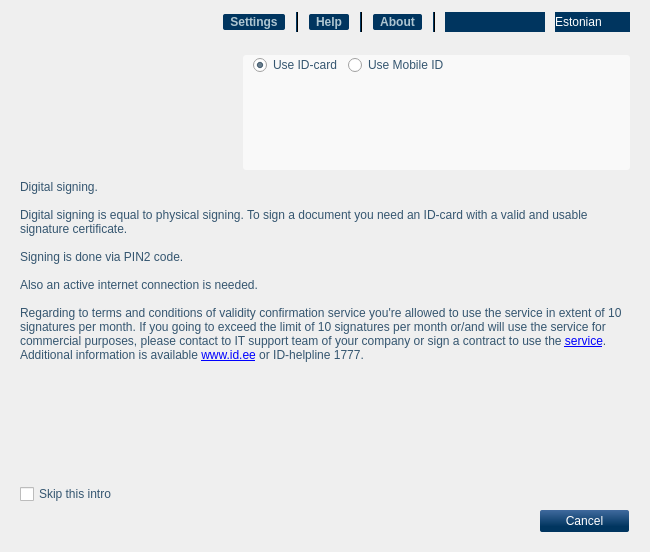
The window that client/ui/MainWindow.ui (open-eid/qdigidoc) describes before a commit, drawn with Qt 5.
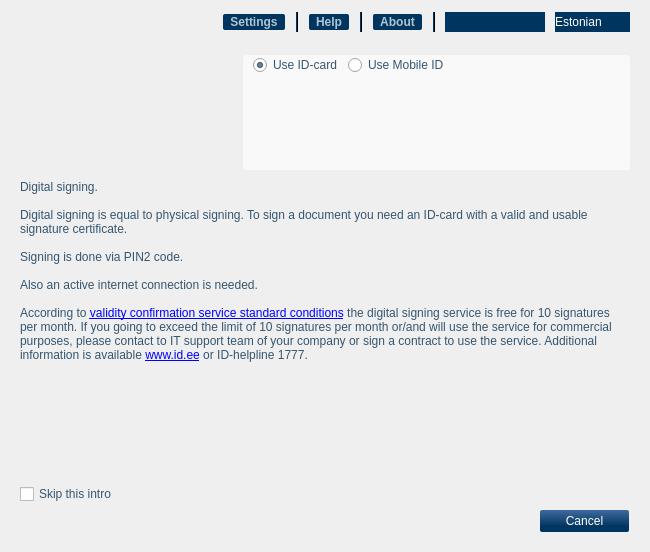
The same window after the commit. The open tabs and pages were chosen to show the change. Icons and pictures are not drawn. Custom widgets are drawn as their Qt base class.

The edit to the form file:
```diff
--- a/client/ui/MainWindow.ui
+++ b/client/ui/MainWindow.ui
@@ -635,7 +635,7 @@
 Digital signing is equal to physical signing. To sign a document you need an ID-card with a valid and usable signature certificate.&lt;br /&gt;&lt;br /&gt;
 Signing is done via PIN2 code.&lt;br /&gt;&lt;br /&gt;
 Also an active internet connection is needed.&lt;br /&gt;&lt;br /&gt;
-Regarding to terms and conditions of validity confirmation service you're allowed to use the service in extent of 10 signatures per month. If you going to exceed the limit of 10 signatures per month or/and will use the service for commercial purposes, please contact to IT support team of your company or sign a contract to use the &lt;a href=&quot;http://sk.ee/en/services/validity-confirmation-services&quot;&gt;service&lt;/a&gt;. Additional information is available &lt;a href=&quot;www.id.ee&quot;&gt;www.id.ee&lt;/a&gt; or ID-helpline 1777.</string>
+According to &lt;a href=&quot;http://sk.ee/en/services/validity-confirmation-services&quot;&gt;validity confirmation service standard conditions&lt;/a&gt; the digital signing service is free for 10 signatures per month. If you going to exceed the limit of 10 signatures per month or/and will use the service for commercial purposes, please contact to IT support team of your company or sign a contract to use the service. Additional information is available &lt;a href=&quot;www.id.ee&quot;&gt;www.id.ee&lt;/a&gt; or ID-helpline 1777.</string>
             </property>
             <property name="alignment">
              <set>Qt::AlignLeading|Qt::AlignLeft|Qt::AlignTop</set>
```
